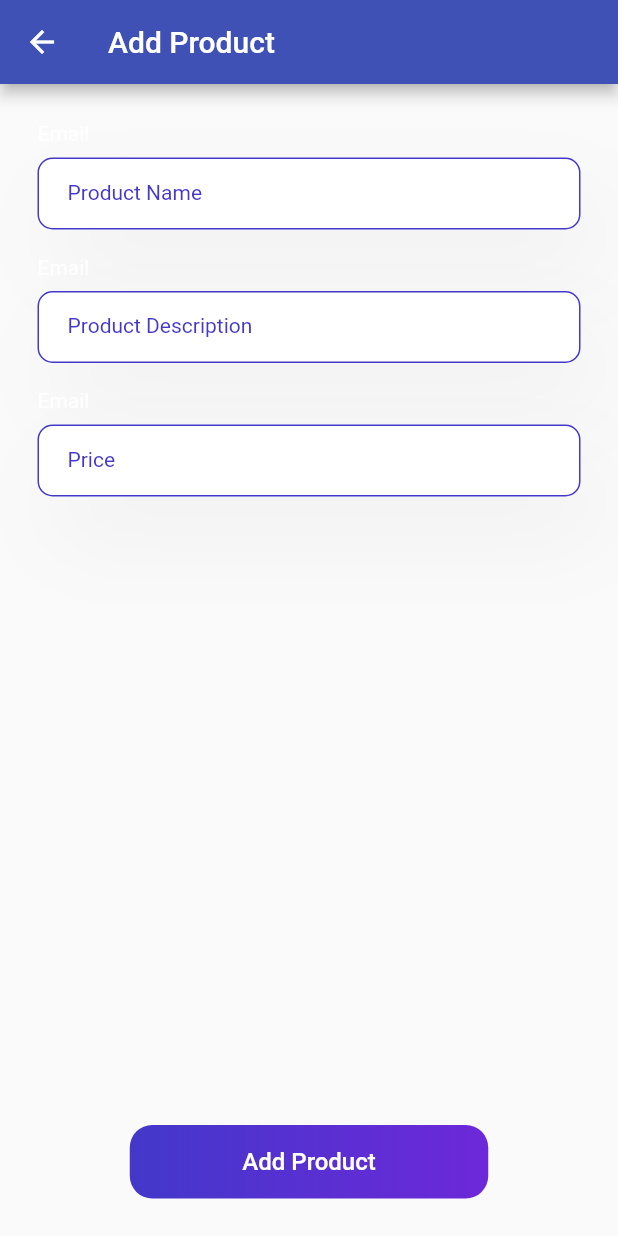
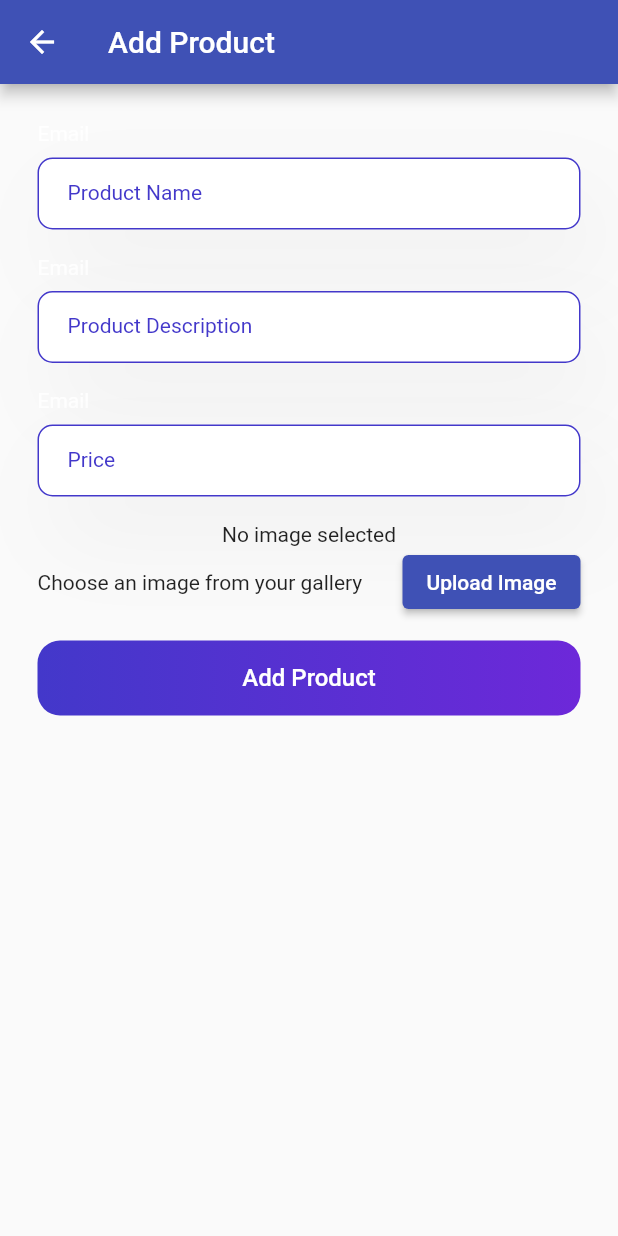
Before and after one commit to OlawaleJnr/flutter-ecommerce, a Flutter app: the AdminAddProductPage screen opened directly, after a tap on "Add Product", on a phone screen of 412 x 824 dp. Run offline on Flutter 3.47's test engine with Material 2 defaults, Android fonts, the phone set to English and light mode, and no system bars; our stand-ins replace cloud_firestore, firebase_auth, firebase_core, firebase_storage, flutter_riverpod, image_picker; missing offline and left inert: flutterfire_ui; accounts and stored records are empty.

Commit message:
features(upgrade): Added StorageProvider, StorageService and Implemented Product Image Upload to Cloud Storage using Firebase

```diff
--- a/lib/app/pages/admin/admin_add_product.dart
+++ b/lib/app/pages/admin/admin_add_product.dart
@@ -1,30 +1,46 @@
+import 'dart:io';
 import 'package:ecommerce/app/providers.dart';
 import 'package:ecommerce/models/product.dart';
 import 'package:ecommerce/widgets/custom_input_field_floating_label.dart';
 import 'package:ecommerce/widgets/gradient_button.dart';
 import "package:flutter/material.dart";
 import 'package:flutter_riverpod/flutter_riverpod.dart';
+import 'package:image_picker/image_picker.dart';
 
 class AdminAddProductPage extends ConsumerStatefulWidget {
   const AdminAddProductPage({Key? key}) : super(key: key);
   @override
   ConsumerState<ConsumerStatefulWidget> createState() => _AdminAddProductPageState();
 }
+
+// Create an image provider with riverpod
+final addImageProvider = StateProvider<XFile?>((_) => null);
+
 class _AdminAddProductPageState extends ConsumerState<AdminAddProductPage> {
   final nameEditingController = TextEditingController();
   final descriptionEditingController = TextEditingController();
   final priceEditingController = TextEditingController();
 
   _addProduct() async {
-    final storage = ref.read(databaseProvider);
-    if (storage == null) {
+    final databaseStorage = ref.read(databaseProvider); // reference database storage
+    final fileStorage = ref.read(storageProvider); // reference file storage
+    final imageFile = ref.read(addImageProvider.state).state; // reference the image file
+
+    // make sure none of them are null
+    if (databaseStorage == null || fileStorage == null || imageFile == null) {
+      // ignore: avoid_print
+      print("Error: databaseStorage, fileStorage or imageFile is null");
       return;
     }
-    await storage.addProduct(Product(
+
+    // Upload to FileStorage
+    final imageUrl = await fileStorage.uploadFile(imageFile.path);
+
+    await databaseStorage.addProduct(Product(
       name: nameEditingController.text,
       description: descriptionEditingController.text,
       price: double.parse(priceEditingController.text),
-      imageUrl: 'Image',
+      imageUrl: imageUrl,
     ));
     Navigator.pop(context);
   }
@@ -37,6 +53,7 @@ class _AdminAddProductPageState extends ConsumerState<AdminAddProductPage> {
       ),
       body: Padding(
         padding: const EdgeInsets.all(25.0),
+        child: SingleChildScrollView(
           child: Column(
             children: [
               CustomInputFieldFloatingLabel(
@@ -60,7 +77,38 @@ class _AdminAddProductPageState extends ConsumerState<AdminAddProductPage> {
                 hintText: 'Price',
                 label: 'Price',
               ),
-            const Spacer(),
+              const SizedBox(
+                height: 15,
+              ),
+              Consumer(
+                builder: (context, watch, child) {
+                  final image = ref.watch(addImageProvider);
+                  return image == null ? const Text('No image selected') : Image.file(
+                    File(image.path),
+                    height: 200,
+                  );
+                },
+              ),
+              Row(
+                mainAxisAlignment: MainAxisAlignment.spaceBetween,
+                children: [
+                  const Text('Choose an image from your gallery'),
+                  ElevatedButton(
+                    onPressed: () async {
+                      final image = await ImagePicker().pickImage(
+                        source: ImageSource.gallery,
+                      );
+                      if (image != null) {
+                        ref.watch(addImageProvider.state).state = image;
+                      }
+                    },
+                    child: const Text('Upload Image'),
+                  ),
+                ],
+              ),
+              const SizedBox(
+                height: 15,
+              ),
               GradientButton(
                 text: 'Add Product',
                 onPressed: () => _addProduct(),
@@ -68,6 +116,7 @@ class _AdminAddProductPageState extends ConsumerState<AdminAddProductPage> {
             ],
           ),
         ),
+      ),
     );
   }
 }
--- a/lib/app/providers.dart
+++ b/lib/app/providers.dart
@@ -1,5 +1,6 @@
 // These providers will be our top-level providers for the entire app that will serve some of the key firebase states that we will need.
 import 'package:ecommerce/services/firestore_service.dart';
+import 'package:ecommerce/services/storage_service.dart';
 import 'package:firebase_auth/firebase_auth.dart';
 import 'package:flutter_riverpod/flutter_riverpod.dart';
 
@@ -11,11 +12,28 @@ final authStateChangesProvider = StreamProvider<User?>((ref) {
   return ref.watch(firebaseAuthProvider).authStateChanges();
 });
 
+/// This is a provider that will return a FirestoreService instance.
 final databaseProvider = Provider<FirestoreService?>((ref) {
+  /// Watching the authStateChangesProvider and assigning it to the auth variable.
   final auth = ref.watch(authStateChangesProvider);
+  /// Checking if the auth is not null and if the value is not null and if the uid is not null.
   String? uid = auth.asData?.value?.uid;
+  /// This is checking if the uid is not null and if it is not null, it will return a FirestoreService instance.
   if (uid != null) {
     return FirestoreService(uid: uid);
   }
   return null;
 });
+
+/// This is a provider that will return a StorageService instance.
+final storageProvider = Provider<StorageService?>((ref) {
+  /// Watching the authStateChangesProvider and assigning it to the auth variable.
+  final auth = ref.watch(authStateChangesProvider);
+  /// Checking if the auth is not null and if the value is not null and if the uid is not null.
+  String? uid = auth.asData?.value?.uid;
+  /// This is checking if the uid is not null and if it is not null, it will return a StorageService instance.
+  if (uid != null) {
+    return StorageService(uid: uid);
+  }
+  return null;
+});
--- a/lib/models/product.dart
+++ b/lib/models/product.dart
@@ -5,6 +5,7 @@ class Product {
   final double price;
   final String imageUrl;
 
+  /// This is a named constructor. It is used to create a new instance of the Product class.
   Product({
     this.id,
     required this.name,
@@ -14,6 +15,11 @@ class Product {
   });
 
   /// A method responsible for converting our product fields into JSON/MAP format.
+  /// It takes an id and returns a map of the product's properties
+  ///
+  /// Args: id (String): The id of the product.
+  ///
+  /// Returns: A map of the product's data.
   Map<String, dynamic> toMap(String id) {
     return {
       'id': id,
--- /dev/null
+++ b/lib/services/storage_service.dart
@@ -0,0 +1,28 @@
+import 'dart:io';
+
+import 'package:firebase_storage/firebase_storage.dart';
+
+/// This service will be responsible for uploading files to our cloud storage and retrieving their downloadable URL which we will use to display the image from the server.
+class StorageService {
+  /// A property that is being passed in from the constructor.
+  final String uid;
+
+  /// A constructor that is taking in a uid.
+  StorageService({required this.uid});
+
+  /// Creating a new instance of the FirebaseStorage class.
+  FirebaseStorage storage = FirebaseStorage.instance;
+
+  Future<String> uploadFile(String filePath) async {
+    try {
+      final dateTime = DateTime.now().toIso8601String();
+      final ref = storage.ref("$uid/$dateTime");
+      final uploadTask = await ref.putFile(File(filePath));
+      return await uploadTask.ref.getDownloadURL();
+    } catch (e) {
+      // ignore: avoid_print
+      print('An error occured while processing this request');
+    }
+    return "";
+  }
+}
--- a/lib/widgets/gradient_button.dart
+++ b/lib/widgets/gradient_button.dart
@@ -28,6 +28,7 @@ class GradientButton extends StatelessWidget {
         style: ButtonStyle(
           elevation: MaterialStateProperty.all(0),
           alignment: Alignment.center,
+          minimumSize: MaterialStateProperty.all(const Size.fromHeight(50)),
           padding: MaterialStateProperty.all(
             const EdgeInsets.only(
               right: 75,
```
Also changed, not shown: lib/services/firestore_service.dart (+15 -0 lines), 1 other file. Lines whose indentation alone changed are shown as unchanged.
